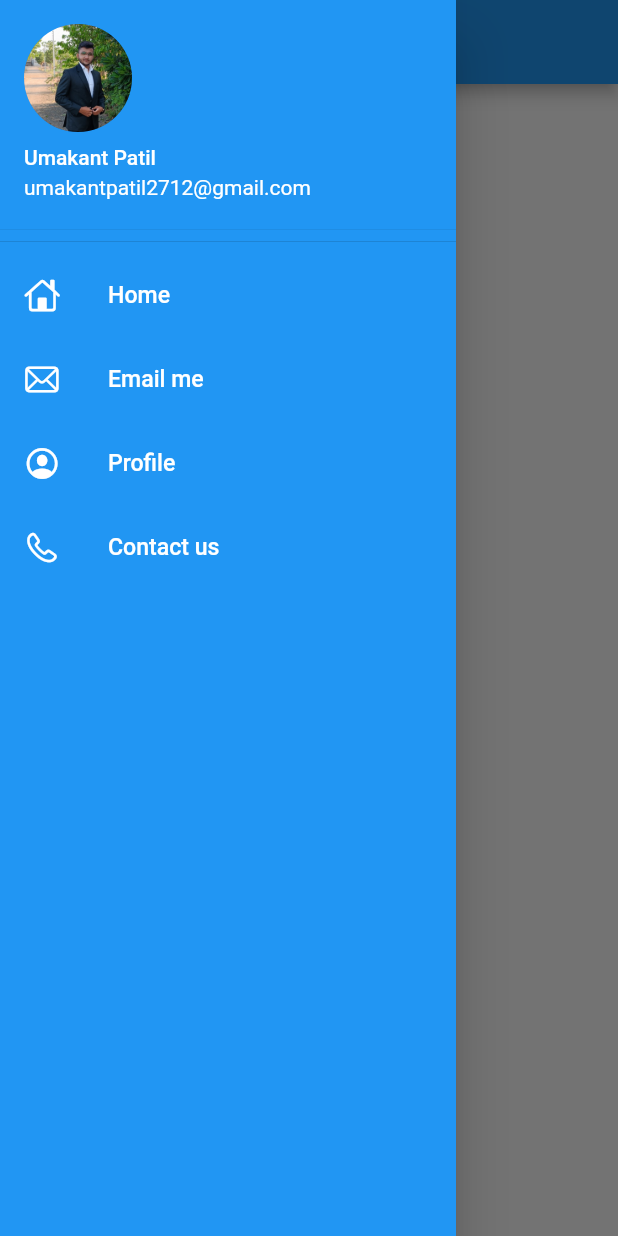
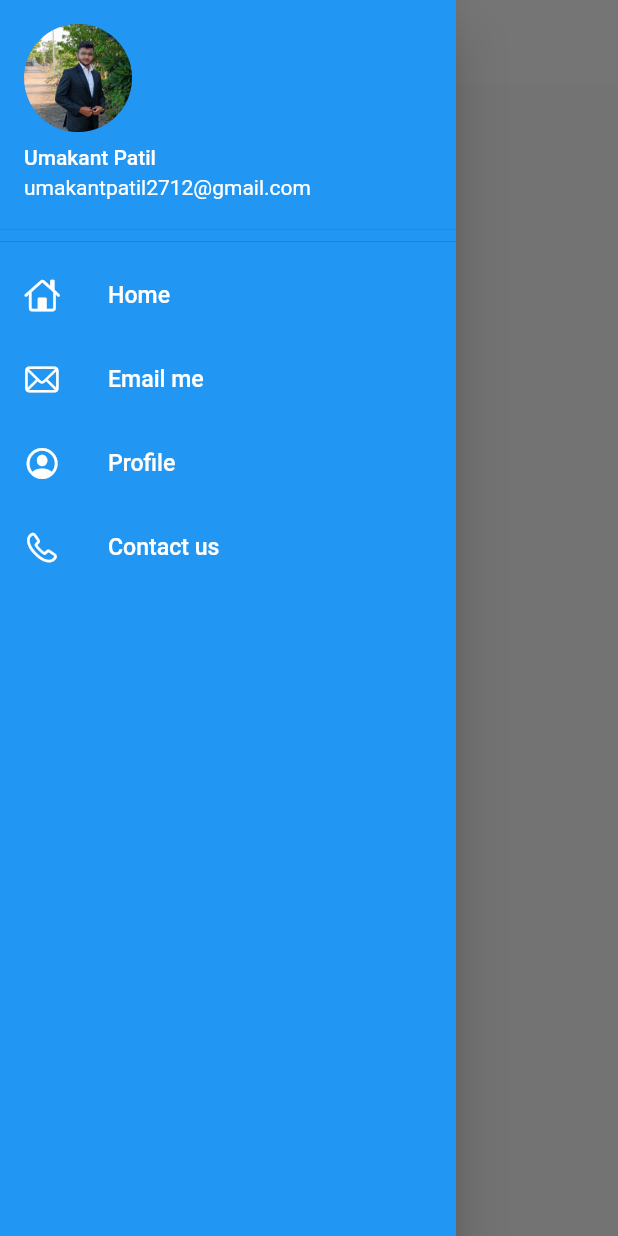
Before and after one commit to UMAKANTPATIL1/catalog_app, a Flutter app: the screen it shows after launch, with the side drawer open, on a phone screen of 412 x 824 dp. Run offline on Flutter 3.47's test engine with Material 2 defaults, Android fonts, the phone set to English and light mode, and no system bars; our stand-ins replace google_fonts; missing offline and left inert: dart:ffi.

Commit message:
Day_8 Commit

```diff
--- a/lib/drawer/drawer.dart
+++ b/lib/drawer/drawer.dart
@@ -1,60 +1,78 @@
 import 'package:flutter/cupertino.dart';
 import 'package:flutter/material.dart';
+
 class MyDrawer extends StatelessWidget {
   const MyDrawer({super.key});
 
   @override
   Widget build(BuildContext context) {
-    final imageUrl="https://photos.app.goo.gl/8Bk8UAYEkWX28iLHA";
+    final imageUrl = "https://photos.app.goo.gl/8Bk8UAYEkWX28iLHA";
     return Drawer(
       child: Container(
-
         child: Container(
           color: Colors.blue,
           child: ListView(
             children: [
-
               DrawerHeader(
                 padding: EdgeInsets.zero,
-
                 child: UserAccountsDrawerHeader(
-
-                   accountName: Text("Umakant Patil"),
+                  accountName: Text("Umakant Patil"),
                   accountEmail: Text("umakantpatil2712@gmail.com"),
                   currentAccountPicture: CircleAvatar(
-
                     backgroundImage: AssetImage("assets/images/image.jpg"),
-
-
                   ),
                 ),
               ),
               ListTile(
-                leading: Icon(CupertinoIcons.home,color: Colors.white,),
-                title: Text("Home",textScaleFactor: 1.1,style: TextStyle(
+                leading: Icon(
+                  CupertinoIcons.home,
                   color: Colors.white,
                 ),
+                title: Text(
+                  "Home",
+                  textScaleFactor: 1.1,
+                  style: TextStyle(
+                    color: Colors.white,
+                  ),
                 ),
               ),
               ListTile(
-                leading: Icon(CupertinoIcons.mail,color: Colors.white,),
-                title: Text("Email me",textScaleFactor: 1.1,style: TextStyle(
+                leading: Icon(
+                  CupertinoIcons.mail,
                   color: Colors.white,
                 ),
+                title: Text(
+                  "Email me",
+                  textScaleFactor: 1.1,
+                  style: TextStyle(
+                    color: Colors.white,
+                  ),
                 ),
               ),
               ListTile(
-                leading: Icon(CupertinoIcons.profile_circled,color: Colors.white,),
-                title: Text("Profile",textScaleFactor: 1.1,style: TextStyle(
+                leading: Icon(
+                  CupertinoIcons.profile_circled,
                   color: Colors.white,
                 ),
+                title: Text(
+                  "Profile",
+                  textScaleFactor: 1.1,
+                  style: TextStyle(
+                    color: Colors.white,
+                  ),
                 ),
               ),
               ListTile(
-                leading: Icon(CupertinoIcons.phone,color: Colors.white,),
-                title: Text("Contact us",textScaleFactor: 1.1,style: TextStyle(
+                leading: Icon(
+                  CupertinoIcons.phone,
                   color: Colors.white,
                 ),
+                title: Text(
+                  "Contact us",
+                  textScaleFactor: 1.1,
+                  style: TextStyle(
+                    color: Colors.white,
+                  ),
                 ),
               ),
             ],
--- a/lib/main.dart
+++ b/lib/main.dart
@@ -1,8 +1,10 @@
 import 'package:flutter/material.dart';
-import 'package:my_app/navigate_pages/navigate.dart';
 import 'package:my_app/pages/home_page.dart';
 import 'package:my_app/pages/login_page.dart';
-import 'package:google_fonts/google_fonts.dart';
+import 'package:my_app/theme_data/theme_data.dart';
+
+import 'navigate_pages/navigate.dart';
+
 void main(){
   runApp(MyApp());
 }
@@ -11,19 +13,21 @@ class MyApp extends StatelessWidget {
 
   @override
   Widget build(BuildContext context) {
-    return MaterialApp(
+    return Container(
 
+      child: MaterialApp(
+        themeMode: ThemeMode.light,
 
-      themeMode: ThemeMode.light,
+        theme: MyTheme.lightTheme(context),
+        darkTheme: MyTheme.darkTheme(context),//Dark and light theme
 
-      darkTheme: ThemeData(brightness: Brightness.light,
-          fontFamily: GoogleFonts.lato().fontFamily),//Dark and light theme
-          initialRoute: MyRoutes.homeButton,
-      routes: {
-        MyRoutes.homeButton: (context)=>HomePage(),
-        MyRoutes.loginButton:(context)=>LoginPage(),
+        initialRoute: MyRoutes.homeButton,
+        routes: {
+          MyRoutes.homeButton: (context)=>HomePage(),
+          MyRoutes.loginButton:(context)=>LoginPage(),
 
-    },
+      },
+      ),
     );
 
   }
--- a/lib/pages/home_page.dart
+++ b/lib/pages/home_page.dart
@@ -9,7 +9,7 @@ class HomePage extends StatelessWidget {
     String name="Learning";
     return Scaffold(
       appBar: AppBar(
-        title: Text("First App"),
+        title: Text("Catalog App"),
       ),
       drawer: MyDrawer(),
 
--- /dev/null
+++ b/lib/theme_data/theme_data.dart
@@ -0,0 +1,23 @@
+import 'package:flutter/material.dart';
+import 'package:google_fonts/google_fonts.dart';
+
+class MyTheme{
+  static ThemeData darkTheme(BuildContext context) =>ThemeData(
+
+      brightness: Brightness.dark,
+
+    fontFamily: GoogleFonts.lato().fontFamily
+  );
+  static ThemeData lightTheme(BuildContext context)=>ThemeData(
+    appBarTheme: AppBarTheme(
+      color: Colors.white,
+
+      elevation: 0,
+      iconTheme: IconThemeData(color: Colors.black,size: 29),
+      textTheme: Theme.of(context).textTheme,titleTextStyle: TextStyle(color: Colors.black,
+      fontWeight: FontWeight.bold,fontSize: 19),
+    )
+  );
+
+
+}
```
